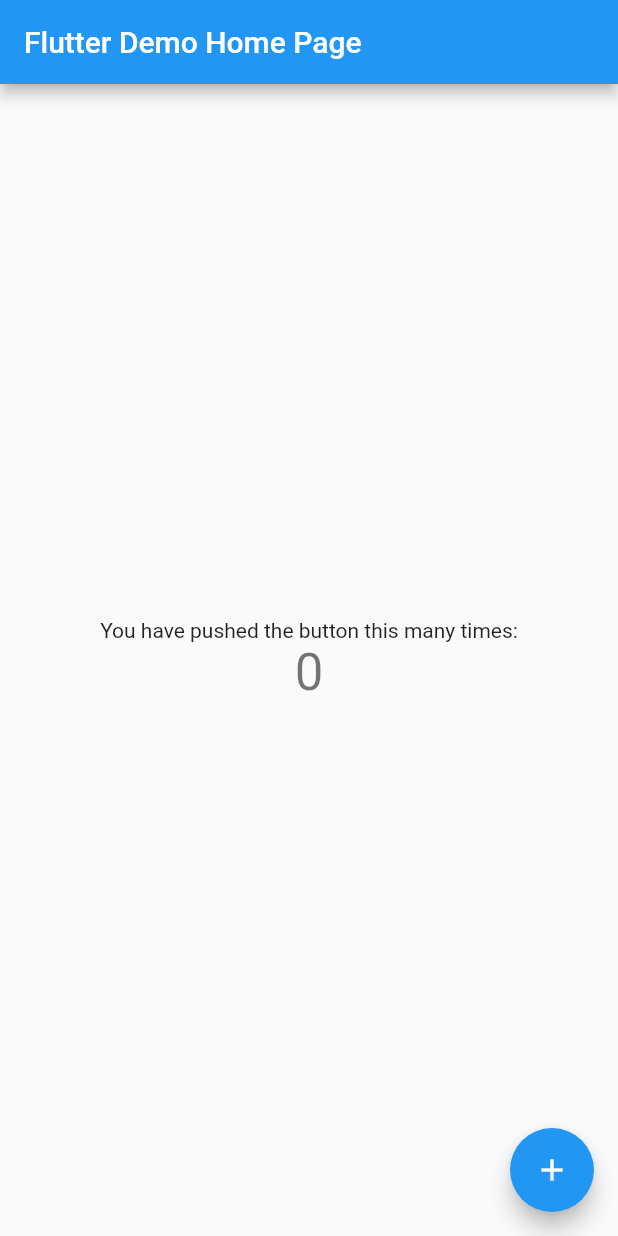
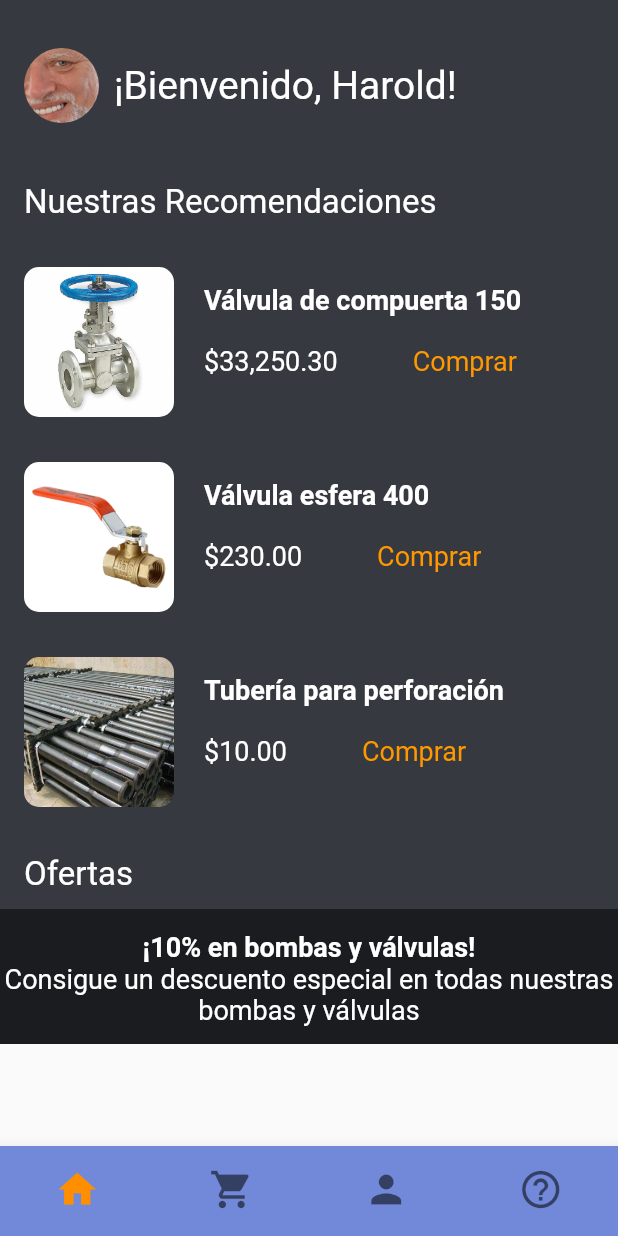
Before and after one commit to Warlocko/metro_mobile, a Flutter app: the screen it shows after launch, on a phone screen of 412 x 824 dp. Run offline on Flutter 3.47's test engine with Material 2 defaults, Android fonts, the phone set to English and light mode, and no system bars.

Commit message:
As the fiend falls, a faint hope blossoms.

```diff
--- /dev/null
+++ b/lib/homepage.dart
@@ -0,0 +1,221 @@
+import 'package:flutter/cupertino.dart';
+import 'package:flutter/material.dart';
+
+class MmHomepage extends StatelessWidget {
+  @override
+  Widget build(BuildContext context) {
+    Map<int, Color> color = {
+      50: Color.fromRGBO(54, 57, 63, .1),
+      100: Color.fromRGBO(54, 57, 63, .2),
+      200: Color.fromRGBO(54, 57, 63, .3),
+      300: Color.fromRGBO(54, 57, 63, .4),
+      400: Color.fromRGBO(54, 57, 63, .5),
+      500: Color.fromRGBO(54, 57, 63, .6),
+      600: Color.fromRGBO(54, 57, 63, .7),
+      700: Color.fromRGBO(54, 57, 63, .8),
+      800: Color.fromRGBO(54, 57, 63, .9),
+      900: Color.fromRGBO(54, 57, 63, 1),
+    };
+    Map<int, Color> blueDisc = {
+      50: Color.fromRGBO(114, 137, 218, .1),
+      100: Color.fromRGBO(114, 137, 218,.2),
+      200: Color.fromRGBO(114, 137, 218, .3),
+      300: Color.fromRGBO(114, 137, 218, .4),
+      400: Color.fromRGBO(114, 137, 218, .5),
+      500: Color.fromRGBO(114, 137, 218, .6),
+      600: Color.fromRGBO(114, 137, 218, .7),
+      700: Color.fromRGBO(114, 137, 218, .8),
+      800: Color.fromRGBO(114, 137, 218, .9),
+      900: Color.fromRGBO(114, 137, 218, 1),
+    };
+    MaterialColor myColor = MaterialColor(0xFF36393F, color);
+    MaterialColor myblue = MaterialColor(0xFF7289DA, blueDisc);
+    return Scaffold(
+        body: SingleChildScrollView(
+            child:
+            Column(
+              children: <Widget>[
+            Container(
+            width: double.infinity,
+              height: 560,
+              color: myColor,
+              padding: EdgeInsets.only(top: 32, left: 16, bottom: 0),
+              child: Column(
+                children: <Widget>[
+                  UserWelcome(),
+                  Container(
+                    width: double.infinity,
+                    margin: EdgeInsets.only(top: 40),
+                    child: Text(
+                        'Nuestras Recomendaciones', textAlign: TextAlign.left,
+                        style: TextStyle(color: Colors.white, fontSize: 22)),
+                  ),
+                  Product("assets/valvula1.jpg", "Válvula de compuerta 150",
+                      "33,250.30"),
+                  Product(
+                      "assets/valvula2.jpg", "Válvula esfera 400", "230.00"),
+                  Product(
+                      "assets/tubos1.jpg", "Tubería para perforación", "10.00"),
+                ],
+              )
+            ),
+                Column(
+                  children: <Widget>[
+                    Container(
+                      width: double.infinity,
+                      margin: EdgeInsets.only(top: 0),
+                      padding: EdgeInsets.only(bottom: 10, top: 10, left: 16),
+                      color: myColor,
+                      child: Text(
+                          'Ofertas', textAlign: TextAlign.left,
+                          style: TextStyle(color: Colors.white, fontSize: 22)),
+                    ),
+                    Container(
+                        width: double.infinity,
+                        margin: EdgeInsets.only(left: 0),
+                        color: myColor,
+                        child: Offers()
+                    )
+                  ],
+                ),
+              ],
+            )
+        ),
+        bottomNavigationBar: BottomNavigationBar(
+          showSelectedLabels: false,
+          showUnselectedLabels: false,
+          type : BottomNavigationBarType.fixed,
+          iconSize: 30,
+          items: const <BottomNavigationBarItem>[
+            BottomNavigationBarItem(
+              icon: Icon(Icons.home),
+              title: Text(''),
+            ),
+            BottomNavigationBarItem(
+              icon: Icon(Icons.shopping_cart),
+              title: Text(''),
+            ),
+            BottomNavigationBarItem(
+              icon: Icon(Icons.person),
+              title: Text(''),
+            ),
+            BottomNavigationBarItem(
+              icon: Icon(Icons.help_outline),
+              title: Text(''),
+            ),
+          ],
+          currentIndex: 0,
+          selectedItemColor: Colors.amber[800],
+          backgroundColor: myblue,
+        )
+    );
+  }
+}
+
+class UserWelcome extends StatelessWidget {
+
+  @override
+  Widget build(BuildContext context) {
+    return Row(
+      children: <Widget>[
+        Container(
+          width: 50,
+          height: 50,
+          margin: const EdgeInsets.only(top: 0,right: 10.0),
+          decoration: BoxDecoration(
+            image: const DecorationImage(
+              image: AssetImage('assets/harold.jpg'),
+              fit: BoxFit.cover,
+            ),
+            borderRadius: BorderRadius.circular(50),
+          ),
+        ),
+        Text('¡Bienvenido, Harold!',
+            style: TextStyle(color: Colors.white, fontSize: 26))
+      ],
+    );
+  }
+}
+
+class Offers extends StatelessWidget {
+
+  @override
+  Widget build(BuildContext context) {
+    return Container(
+        width: double.infinity,
+        height: 90,
+        color: Colors.black.withOpacity(0.5),
+        padding: EdgeInsets.only(top: 15, left: 0),
+        child:
+        Column(
+          children: <Widget>[
+            Text("¡10% en bombas y válvulas!", style: TextStyle(fontSize: 18,
+                color: Colors.white,
+                fontWeight: FontWeight.bold)),
+            Text(
+                "Consigue un descuento especial en todas nuestras bombas y válvulas",
+                textAlign: TextAlign.center,
+                style: TextStyle(fontSize: 18, color: Colors.white))
+          ],
+        )
+    );
+  }
+}
+
+class Product extends StatelessWidget {
+  final String image;
+  final String name;
+  final String price;
+
+  Product(this.image, this.name, this.price);
+
+  @override
+  Widget build(BuildContext context) {
+    return Row(
+      children: <Widget>[
+        Container(width: 100,
+          height: 100,
+          margin: const EdgeInsets.only(top: 30.0, right: 10.0),
+          decoration: BoxDecoration(
+            image: DecorationImage(
+              image: AssetImage(this.image),
+              fit: BoxFit.cover,
+            ),
+            borderRadius: BorderRadius.circular(10),
+          ),
+        ),
+        Container(
+          width: 220,
+          margin: EdgeInsets.only(left: 10),
+          child: Column(
+            children: <Widget>[
+              Container(
+                  width: 220,
+                  margin: EdgeInsets.only(top: 15,bottom: 20),
+                  child:
+                  Text(this.name, textAlign: TextAlign.left,
+                      style: TextStyle(color: Colors.white,
+                          fontSize: 18,
+                          fontWeight: FontWeight.bold))
+              ),
+              Row(
+
+                children: <Widget>[
+                  Text("\$${this.price}",
+                      style: TextStyle(color: Colors.white, fontSize: 18),
+                      textAlign: TextAlign.left),
+                  Container(
+                      margin: EdgeInsets.only(left: 50),
+                      child:
+                      Text("Comprar",
+                          style: TextStyle(color: Colors.orange, fontSize: 18))
+                  )
+                ],
+              )
+            ],
+          ),
+        )
+      ],
+    );
+  }
+}
--- a/lib/main.dart
+++ b/lib/main.dart
@@ -1,4 +1,6 @@
 import 'package:flutter/material.dart';
+
+import 'homepage.dart';
 
 void main() => runApp(MyApp());
 
@@ -7,105 +9,11 @@ class MyApp extends StatelessWidget {
   @override
   Widget build(BuildContext context) {
     return MaterialApp(
-      title: 'Flutter Demo',
+      title: 'Metro Mobile',
       theme: ThemeData(
-        // This is the theme of your application.
-        //
-        // Try running your application with "flutter run". You'll see the
-        // application has a blue toolbar. Then, without quitting the app, try
-        // changing the primarySwatch below to Colors.green and then invoke
-        // "hot reload" (press "r" in the console where you ran "flutter run",
-        // or simply save your changes to "hot reload" in a Flutter IDE).
-        // Notice that the counter didn't reset back to zero; the application
-        // is not restarted.
-        primarySwatch: Colors.blue,
+        primarySwatch: Colors.lightBlue,
       ),
-      home: MyHomePage(title: 'Flutter Demo Home Page'),
+      home: MmHomepage(),
     );
   }
 }
-
-class MyHomePage extends StatefulWidget {
-  MyHomePage({Key key, this.title}) : super(key: key);
-
-  // This widget is the home page of your application. It is stateful, meaning
-  // that it has a State object (defined below) that contains fields that affect
-  // how it looks.
-
-  // This class is the configuration for the state. It holds the values (in this
-  // case the title) provided by the parent (in this case the App widget) and
-  // used by the build method of the State. Fields in a Widget subclass are
-  // always marked "final".
-
-  final String title;
-
-  @override
-  _MyHomePageState createState() => _MyHomePageState();
-}
-
-class _MyHomePageState extends State<MyHomePage> {
-  int _counter = 0;
-
-  void _incrementCounter() {
-    setState(() {
-      // This call to setState tells the Flutter framework that something has
-      // changed in this State, which causes it to rerun the build method below
-      // so that the display can reflect the updated values. If we changed
-      // _counter without calling setState(), then the build method would not be
-      // called again, and so nothing would appear to happen.
-      _counter++;
-    });
-  }
-
-  @override
-  Widget build(BuildContext context) {
-    // This method is rerun every time setState is called, for instance as done
-    // by the _incrementCounter method above.
-    //
-    // The Flutter framework has been optimized to make rerunning build methods
-    // fast, so that you can just rebuild anything that needs updating rather
-    // than having to individually change instances of widgets.
-    return Scaffold(
-      appBar: AppBar(
-        // Here we take the value from the MyHomePage object that was created by
-        // the App.build method, and use it to set our appbar title.
-        title: Text(widget.title),
-      ),
-      body: Center(
-        // Center is a layout widget. It takes a single child and positions it
-        // in the middle of the parent.
-        child: Column(
-          // Column is also a layout widget. It takes a list of children and
-          // arranges them vertically. By default, it sizes itself to fit its
-          // children horizontally, and tries to be as tall as its parent.
-          //
-          // Invoke "debug painting" (press "p" in the console, choose the
-          // "Toggle Debug Paint" action from the Flutter Inspector in Android
-          // Studio, or the "Toggle Debug Paint" command in Visual Studio Code)
-          // to see the wireframe for each widget.
-          //
-          // Column has various properties to control how it sizes itself and
-          // how it positions its children. Here we use mainAxisAlignment to
-          // center the children vertically; the main axis here is the vertical
-          // axis because Columns are vertical (the cross axis would be
-          // horizontal).
-          mainAxisAlignment: MainAxisAlignment.center,
-          children: <Widget>[
-            Text(
-              'You have pushed the button this many times:',
-            ),
-            Text(
-              '$_counter',
-              style: Theme.of(context).textTheme.headline4,
-            ),
-          ],
-        ),
-      ),
-      floatingActionButton: FloatingActionButton(
-        onPressed: _incrementCounter,
-        tooltip: 'Increment',
-        child: Icon(Icons.add),
-      ), // This trailing comma makes auto-formatting nicer for build methods.
-    );
-  }
-}
--- a/pubspec.yaml
+++ b/pubspec.yaml
@@ -44,7 +44,8 @@ flutter:
   # assets:
   #   - images/a_dot_burr.jpeg
   #   - images/a_dot_ham.jpeg
-
+  assets:
+    - assets/
   # An image asset can refer to one or more resolution-specific "variants", see
   # https://flutter.dev/assets-and-images/#resolution-aware.
 
```
Also changed, not shown: assets/harold.jpg (added), assets/home.svg (added), assets/tubos1.jpg (added), assets/valvula1.jpg (added), assets/valvula2.jpg (added).
